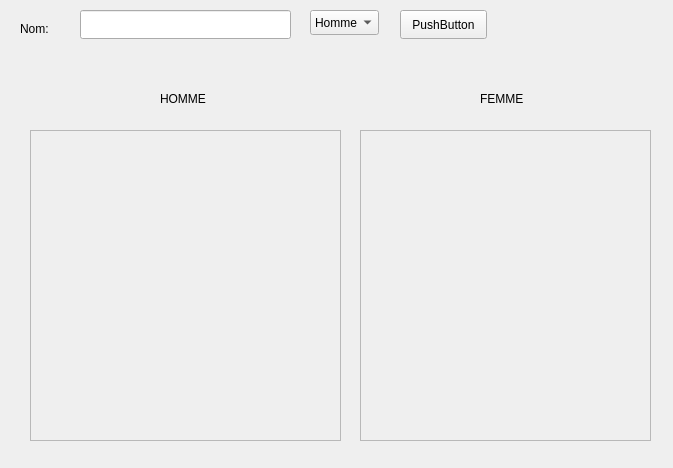
The window that form.ui (LeVirus/Concour) describes before a commit, drawn with Qt 5.
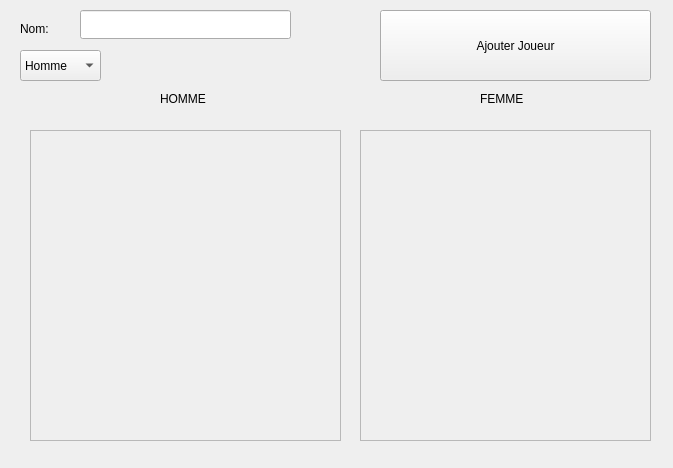
The same window after the commit.

What changed in the file:
```diff
--- a/form.ui
+++ b/form.ui
@@ -16,14 +16,14 @@
   <widget class="QPushButton" name="pushButton">
    <property name="geometry">
     <rect>
-     <x>400</x>
+     <x>380</x>
      <y>10</y>
-     <width>87</width>
-     <height>29</height>
+     <width>271</width>
+     <height>71</height>
     </rect>
    </property>
    <property name="text">
-    <string>PushButton</string>
+    <string>Ajouter Joueur</string>
    </property>
   </widget>
   <widget class="QLabel" name="label">
@@ -117,10 +117,10 @@
   <widget class="QComboBox" name="comboBox">
    <property name="geometry">
     <rect>
-     <x>310</x>
-     <y>10</y>
-     <width>69</width>
-     <height>25</height>
+     <x>20</x>
+     <y>50</y>
+     <width>81</width>
+     <height>31</height>
     </rect>
    </property>
    <item>
```
